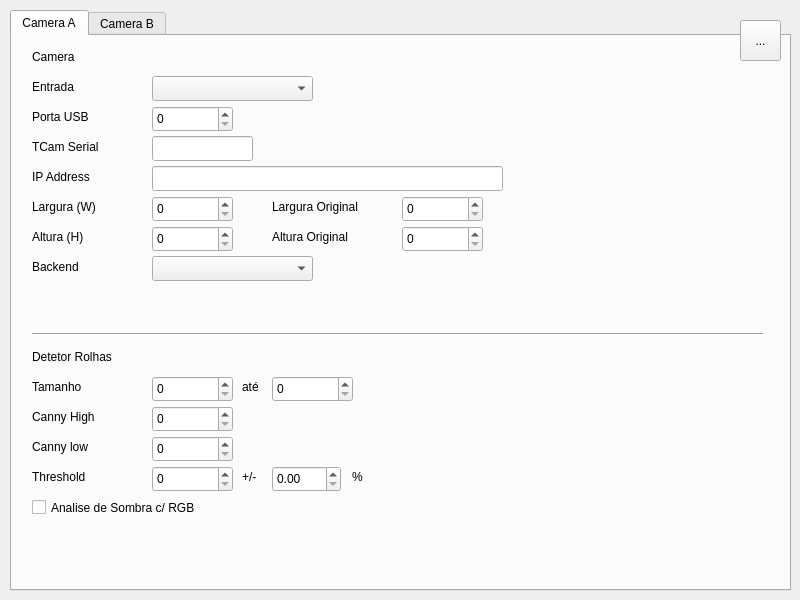
Old version of the form source/mainwindow.ui in the repository tentone/cork.
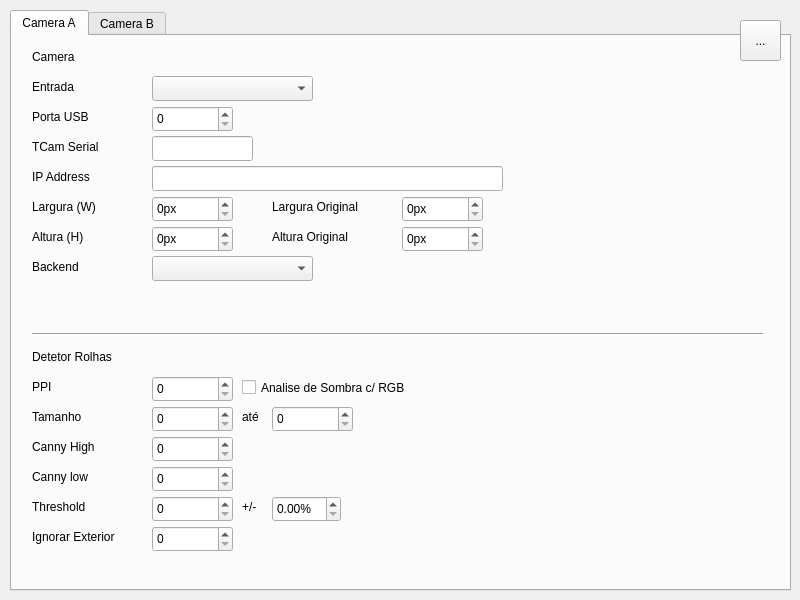
New version of the form.

Patch:
```diff
--- a/source/mainwindow.ui
+++ b/source/mainwindow.ui
@@ -193,6 +193,12 @@
          <height>26</height>
         </rect>
        </property>
+       <property name="suffix">
+        <string>px</string>
+       </property>
+       <property name="maximum">
+        <number>999999999</number>
+       </property>
       </widget>
       <widget class="QLabel" name="tab_a_label_height">
        <property name="geometry">
@@ -216,6 +222,12 @@
          <height>26</height>
         </rect>
        </property>
+       <property name="suffix">
+        <string>px</string>
+       </property>
+       <property name="maximum">
+        <number>99999999</number>
+       </property>
       </widget>
       <widget class="Line" name="tab_a_separator">
        <property name="geometry">
@@ -234,7 +246,7 @@
        <property name="geometry">
         <rect>
          <x>20</x>
-         <y>340</y>
+         <y>370</y>
          <width>121</width>
          <height>21</height>
         </rect>
@@ -247,27 +259,33 @@
        <property name="geometry">
         <rect>
          <x>140</x>
-         <y>340</y>
+         <y>370</y>
          <width>81</width>
          <height>26</height>
         </rect>
        </property>
+       <property name="maximum">
+        <number>999999999</number>
+       </property>
       </widget>
       <widget class="QSpinBox" name="tab_a_size_max">
        <property name="geometry">
         <rect>
          <x>260</x>
-         <y>340</y>
+         <y>370</y>
          <width>81</width>
          <height>26</height>
         </rect>
        </property>
+       <property name="maximum">
+        <number>999999999</number>
+       </property>
       </widget>
       <widget class="QLabel" name="tab_a_label_size_to">
        <property name="geometry">
         <rect>
          <x>230</x>
-         <y>340</y>
+         <y>370</y>
          <width>21</width>
          <height>21</height>
         </rect>
@@ -280,7 +298,7 @@
        <property name="geometry">
         <rect>
          <x>20</x>
-         <y>370</y>
+         <y>400</y>
          <width>121</width>
          <height>21</height>
         </rect>
@@ -293,11 +311,14 @@
        <property name="geometry">
         <rect>
          <x>140</x>
-         <y>370</y>
+         <y>400</y>
          <width>81</width>
          <height>26</height>
         </rect>
        </property>
+       <property name="maximum">
+        <number>999999999</number>
+       </property>
       </widget>
       <widget class="QLabel" name="tab_a_label_title_camera">
        <property name="geometry">
@@ -329,17 +350,20 @@
        <property name="geometry">
         <rect>
          <x>140</x>
-         <y>400</y>
+         <y>430</y>
          <width>81</width>
          <height>26</height>
         </rect>
        </property>
+       <property name="maximum">
+        <number>999999999</number>
+       </property>
       </widget>
       <widget class="QLabel" name="tab_a_label_canny_low">
        <property name="geometry">
         <rect>
          <x>20</x>
-         <y>400</y>
+         <y>430</y>
          <width>121</width>
          <height>21</height>
         </rect>
@@ -378,7 +402,7 @@
        <property name="geometry">
         <rect>
          <x>20</x>
-         <y>430</y>
+         <y>460</y>
          <width>121</width>
          <height>21</height>
         </rect>
@@ -391,17 +415,20 @@
        <property name="geometry">
         <rect>
          <x>140</x>
-         <y>430</y>
+         <y>460</y>
          <width>81</width>
          <height>26</height>
         </rect>
        </property>
+       <property name="maximum">
+        <number>9999999</number>
+       </property>
       </widget>
       <widget class="QLabel" name="tab_a_label_threshold_tolerance">
        <property name="geometry">
         <rect>
          <x>230</x>
-         <y>430</y>
+         <y>460</y>
          <width>21</width>
          <height>21</height>
         </rect>
@@ -414,24 +441,17 @@
        <property name="geometry">
         <rect>
          <x>260</x>
-         <y>430</y>
+         <y>460</y>
          <width>69</width>
          <height>26</height>
         </rect>
        </property>
-      </widget>
-      <widget class="QLabel" name="tab_a_label_threshold_tolerance_percentage">
-       <property name="geometry">
-        <rect>
-         <x>340</x>
-         <y>430</y>
-         <width>21</width>
-         <height>21</height>
-        </rect>
-       </property>
-       <property name="text">
+       <property name="suffix">
         <string>%</string>
        </property>
+       <property name="maximum">
+        <double>1.000000000000000</double>
+       </property>
       </widget>
       <widget class="QSpinBox" name="tab_a_width_original">
        <property name="geometry">
@@ -442,6 +462,15 @@
          <height>26</height>
         </rect>
        </property>
+       <property name="suffix">
+        <string notr="true">px</string>
+       </property>
+       <property name="prefix">
+        <string/>
+       </property>
+       <property name="maximum">
+        <number>99999999</number>
+       </property>
       </widget>
       <widget class="QSpinBox" name="tab_a_height_original">
        <property name="geometry">
@@ -452,12 +481,18 @@
          <height>26</height>
         </rect>
        </property>
+       <property name="suffix">
+        <string>px</string>
+       </property>
+       <property name="maximum">
+        <number>999999999</number>
+       </property>
       </widget>
       <widget class="QCheckBox" name="tab_a_shadow">
        <property name="geometry">
         <rect>
-         <x>20</x>
-         <y>460</y>
+         <x>230</x>
+         <y>340</y>
          <width>261</width>
          <height>23</height>
         </rect>
@@ -498,6 +533,58 @@
         <number>-1</number>
        </property>
       </widget>
+      <widget class="QLabel" name="tab_a_label_ppi">
+       <property name="geometry">
+        <rect>
+         <x>20</x>
+         <y>340</y>
+         <width>121</width>
+         <height>21</height>
+        </rect>
+       </property>
+       <property name="text">
+        <string>PPI</string>
+       </property>
+      </widget>
+      <widget class="QSpinBox" name="tab_a_ppi">
+       <property name="geometry">
+        <rect>
+         <x>140</x>
+         <y>340</y>
+         <width>81</width>
+         <height>26</height>
+        </rect>
+       </property>
+       <property name="maximum">
+        <number>999999</number>
+       </property>
+      </widget>
+      <widget class="QSpinBox" name="tab_a_outside_skirt">
+       <property name="geometry">
+        <rect>
+         <x>140</x>
+         <y>490</y>
+         <width>81</width>
+         <height>26</height>
+        </rect>
+       </property>
+       <property name="maximum">
+        <number>9999999</number>
+       </property>
+      </widget>
+      <widget class="QLabel" name="tab_a_label_outside_skirt">
+       <property name="geometry">
+        <rect>
+         <x>20</x>
+         <y>490</y>
+         <width>121</width>
+         <height>21</height>
+        </rect>
+       </property>
+       <property name="text">
+        <string>Ignorar Exterior</string>
+       </property>
+      </widget>
      </widget>
      <widget class="QWidget" name="tab_camera_b">
       <attribute name="title">
```
